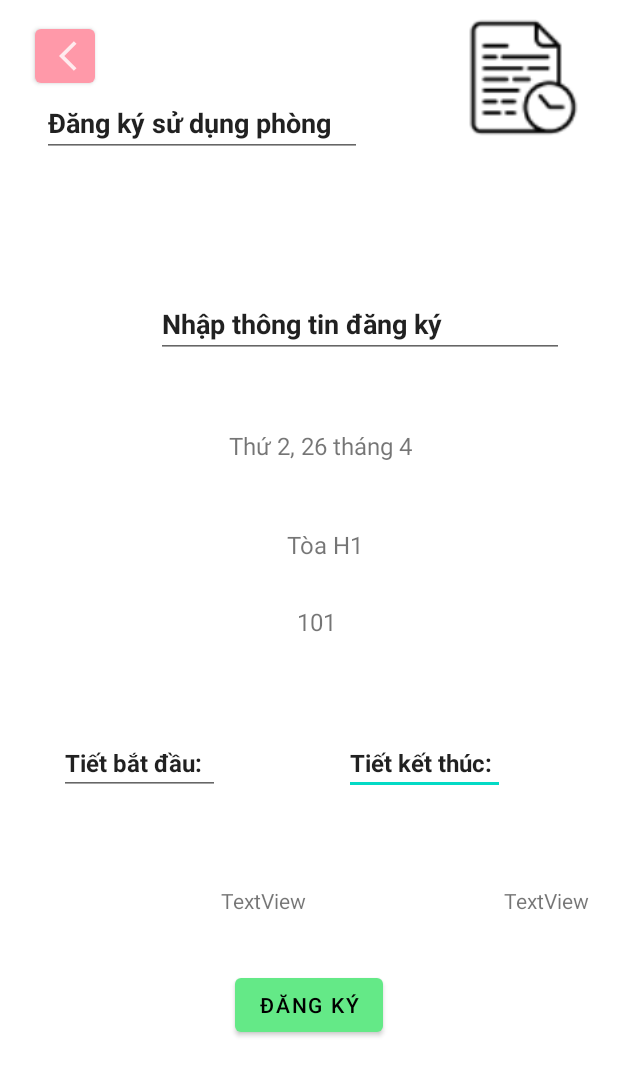
After one commit to nguyentrongkhanhduy/Temperature-And-Humidity, an Android app: the layout insert_room_time.xml on its own in the app's theme, with its tools: preview values and no code run, on a phone screen of 412 x 824 dp. The commit adds this screen. Shown: the top 1076 px of the screen. Run offline under Robolectric (Android 15) with nearby library versions, the phone set to English and light mode, and no system bars.

Commit message:
Add 2 more register pages but not done

```diff
--- /dev/null
+++ b/app/app/src/main/res/layout/insert_room_time.xml
@@ -0,0 +1,181 @@
+<?xml version="1.0" encoding="utf-8"?>
+<RelativeLayout xmlns:android="http://schemas.android.com/apk/res/android"
+    xmlns:app="http://schemas.android.com/apk/res-auto"
+    xmlns:tools="http://schemas.android.com/tools"
+    android:layout_width="match_parent"
+    android:layout_height="match_parent">
+
+    <TextView
+        android:id="@+id/txtEnd"
+        android:layout_width="wrap_content"
+        android:layout_height="wrap_content"
+        android:layout_alignParentStart="true"
+        android:layout_alignParentLeft="true"
+        android:layout_alignParentEnd="true"
+        android:layout_alignParentBottom="true"
+        android:layout_marginStart="336dp"
+        android:layout_marginLeft="336dp"
+        android:layout_marginEnd="17dp"
+        android:layout_marginBottom="214dp"
+        android:text="TextView" />
+
+    <EditText
+        android:id="@+id/editTextTextPersonName8"
+        android:layout_width="107dp"
+        android:layout_height="wrap_content"
+        android:layout_alignParentStart="true"
+        android:layout_alignParentLeft="true"
+        android:layout_alignParentTop="true"
+        android:layout_centerHorizontal="true"
+        android:layout_marginStart="229dp"
+        android:layout_marginLeft="229dp"
+        android:layout_marginTop="487dp"
+        android:ems="10"
+        android:inputType="textPersonName"
+        android:text="Tiết kết thúc:"
+        android:textSize="16sp"
+        android:textStyle="normal|bold" />
+
+    <EditText
+        android:id="@+id/editTextTextPersonName7"
+        android:layout_width="107dp"
+        android:layout_height="wrap_content"
+        android:layout_alignParentStart="true"
+        android:layout_alignParentLeft="true"
+        android:layout_alignParentTop="true"
+        android:layout_centerHorizontal="true"
+        android:layout_marginStart="39dp"
+        android:layout_marginLeft="39dp"
+        android:layout_marginTop="487dp"
+        android:ems="10"
+        android:inputType="textPersonName"
+        android:text="Tiết bắt đầu:"
+        android:textSize="16sp"
+        android:textStyle="normal|bold" />
+
+    <TextView
+        android:id="@+id/textView8"
+        android:layout_width="68dp"
+        android:layout_height="wrap_content"
+        android:layout_alignParentTop="true"
+        android:layout_alignParentEnd="true"
+        android:layout_alignParentRight="true"
+        android:layout_centerHorizontal="true"
+        android:layout_marginTop="403dp"
+        android:layout_marginEnd="146dp"
+        android:layout_marginRight="146dp"
+        android:text="101"
+        android:textSize="16sp" />
+
+    <TextView
+        android:id="@+id/textView4"
+        android:layout_width="200dp"
+        android:layout_height="30dp"
+        android:layout_alignParentTop="true"
+        android:layout_alignParentEnd="true"
+        android:layout_alignParentRight="true"
+        android:layout_marginTop="286dp"
+        android:layout_marginEnd="59dp"
+        android:layout_marginRight="59dp"
+        android:text="Thứ 2, 26 tháng 4"
+        android:textSize="16sp" />
+
+    <TextView
+        android:id="@+id/textView5"
+        android:layout_width="wrap_content"
+        android:layout_height="wrap_content"
+        android:layout_alignParentTop="true"
+        android:layout_alignParentEnd="true"
+        android:layout_alignParentRight="true"
+        android:layout_centerHorizontal="true"
+        android:layout_marginTop="352dp"
+        android:layout_marginEnd="170dp"
+        android:layout_marginRight="170dp"
+        android:text="Tòa H1"
+        android:textSize="16sp" />
+
+    <EditText
+        android:id="@+id/editTextTextPersonName6"
+        android:layout_width="272dp"
+        android:layout_height="wrap_content"
+        android:layout_alignParentStart="true"
+        android:layout_alignParentLeft="true"
+        android:layout_alignParentTop="true"
+        android:layout_centerHorizontal="true"
+        android:layout_marginStart="104dp"
+        android:layout_marginLeft="104dp"
+        android:layout_marginTop="193dp"
+        android:ems="10"
+        android:inputType="textPersonName"
+        android:text="Nhập thông tin đăng ký"
+        android:textStyle="normal|bold" />
+
+    <Button
+        android:id="@+id/btnBack3"
+        android:layout_width="40dp"
+        android:layout_height="wrap_content"
+        android:layout_alignParentStart="true"
+        android:layout_alignParentLeft="true"
+        android:layout_alignParentTop="true"
+        android:layout_marginStart="23dp"
+        android:layout_marginLeft="23dp"
+        android:layout_marginTop="13dp"
+        app:icon="@drawable/ic_back"
+        app:layout_constraintStart_toStartOf="parent"
+        app:layout_constraintTop_toTopOf="parent" />
+
+    <EditText
+        android:id="@+id/editTextTextPersonName5"
+        android:layout_width="wrap_content"
+        android:layout_height="wrap_content"
+        android:layout_alignParentStart="true"
+        android:layout_alignParentLeft="true"
+        android:layout_alignParentTop="true"
+        android:layout_centerHorizontal="true"
+        android:layout_marginStart="28dp"
+        android:layout_marginLeft="28dp"
+        android:layout_marginTop="59dp"
+        android:ems="10"
+        android:inputType="textPersonName"
+        android:text="Đăng ký sử dụng phòng"
+        android:textStyle="normal|bold"
+        tools:layout_editor_absoluteX="48dp"
+        tools:layout_editor_absoluteY="78dp" />
+
+    <ImageView
+        android:id="@+id/imageView3"
+        android:layout_width="83dp"
+        android:layout_height="79dp"
+        android:layout_alignParentTop="true"
+        android:layout_alignParentEnd="true"
+        android:layout_alignParentRight="true"
+        android:layout_marginTop="12dp"
+        android:layout_marginEnd="21dp"
+        android:layout_marginRight="21dp"
+        app:layout_constraintEnd_toEndOf="parent"
+        app:layout_constraintTop_toTopOf="parent"
+        app:srcCompat="@drawable/ic_log" />
+
+    <TextView
+        android:id="@+id/txtStart"
+        android:layout_width="wrap_content"
+        android:layout_height="wrap_content"
+        android:layout_alignParentStart="true"
+        android:layout_alignParentLeft="true"
+        android:layout_alignParentBottom="true"
+        android:layout_marginStart="147dp"
+        android:layout_marginLeft="147dp"
+        android:layout_marginBottom="214dp"
+        android:text="TextView" />
+
+    <Button
+        android:id="@+id/btnDk"
+        android:layout_width="wrap_content"
+        android:layout_height="wrap_content"
+        android:layout_alignParentBottom="true"
+        android:layout_centerHorizontal="true"
+        android:layout_marginBottom="130dp"
+        android:text="Đăng ký"
+        android:textColor="#000000"
+        app:backgroundTint="#64E987" />
+</RelativeLayout>
```
Also changed, not shown: app/app/src/main/res/layout/chon_phong.xml (added, +171 -0 lines), app/app/src/main/res/layout/dang_ky_phong.xml (+5 -5 lines).
